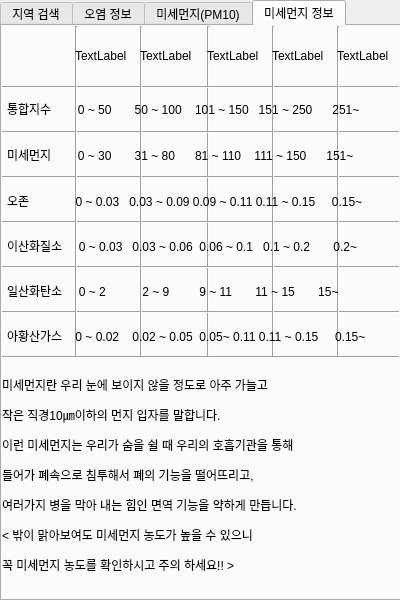
First picture: the form in ui to py Convert/convert.ui, repository WindowsHyun/PythonTermProject, before the edit.
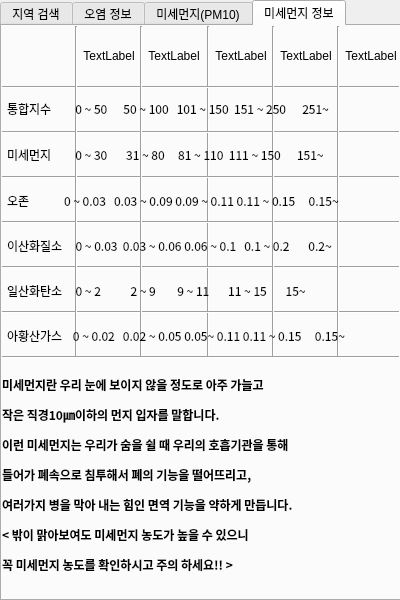
Second picture: the form after the edit. The open tabs and pages were chosen to show the change.

Diff of the .ui file:
```diff
--- a/ui to py Convert/convert.ui
+++ b/ui to py Convert/convert.ui
@@ -1262,8 +1262,15 @@
        <height>30</height>
       </rect>
      </property>
+     <property name="font">
+      <font>
+       <family>함초롬바탕</family>
+       <weight>50</weight>
+       <bold>false</bold>
+      </font>
+     </property>
      <property name="text">
-      <string>통합지수        0 ~ 50       50 ~ 100    101 ~ 150   151 ~ 250      251~</string>
+      <string>통합지수         0 ~ 50      50 ~ 100   101 ~ 150  151 ~ 250      251~</string>
      </property>
     </widget>
     <widget class="QLabel" name="label_2">
@@ -1275,8 +1282,15 @@
        <height>30</height>
       </rect>
      </property>
+     <property name="font">
+      <font>
+       <family>함초롬바탕</family>
+       <weight>50</weight>
+       <bold>false</bold>
+      </font>
+     </property>
      <property name="text">
-      <string>미세먼지        0 ~ 30       31 ~ 80      81 ~ 110    111 ~ 150      151~</string>
+      <string>미세먼지         0 ~ 30       31 ~ 80     81 ~ 110  111 ~ 150      151~</string>
      </property>
     </widget>
     <widget class="QLabel" name="label_5">
@@ -1288,8 +1302,15 @@
        <height>30</height>
       </rect>
      </property>
+     <property name="font">
+      <font>
+       <family>함초롬바탕</family>
+       <weight>50</weight>
+       <bold>false</bold>
+      </font>
+     </property>
      <property name="text">
-      <string>오존              0 ~ 0.03   0.03 ~ 0.09 0.09 ~ 0.11 0.11 ~ 0.15     0.15~</string>
+      <string>오존             0 ~ 0.03   0.03 ~ 0.09 0.09 ~ 0.11 0.11 ~ 0.15     0.15~</string>
      </property>
     </widget>
     <widget class="QLabel" name="label_6">
@@ -1301,8 +1322,15 @@
        <height>30</height>
       </rect>
      </property>
+     <property name="font">
+      <font>
+       <family>함초롬바탕</family>
+       <weight>50</weight>
+       <bold>false</bold>
+      </font>
+     </property>
      <property name="text">
-      <string>이산화질소     0 ~ 0.03   0.03 ~ 0.06  0.06 ~ 0.1   0.1 ~ 0.2       0.2~</string>
+      <string>이산화질소     0 ~ 0.03  0.03 ~ 0.06 0.06 ~ 0.1   0.1 ~ 0.2       0.2~</string>
      </property>
     </widget>
     <widget class="QLabel" name="label_8">
@@ -1314,8 +1342,15 @@
        <height>30</height>
       </rect>
      </property>
+     <property name="font">
+      <font>
+       <family>함초롬바탕</family>
+       <weight>50</weight>
+       <bold>false</bold>
+      </font>
+     </property>
      <property name="text">
-      <string>일산화탄소     0 ~ 2           2 ~ 9         9 ~ 11       11 ~ 15       15~</string>
+      <string>일산화탄소     0 ~ 2           2 ~ 9        9 ~ 11       11 ~ 15       15~</string>
      </property>
     </widget>
     <widget class="QLabel" name="label_9">
@@ -1327,8 +1362,15 @@
        <height>30</height>
       </rect>
      </property>
+     <property name="font">
+      <font>
+       <family>함초롬바탕</family>
+       <weight>50</weight>
+       <bold>false</bold>
+      </font>
+     </property>
      <property name="text">
-      <string>아황산가스    0 ~ 0.02    0.02 ~ 0.05  0.05~ 0.11 0.11 ~ 0.15     0.15~</string>
+      <string>아황산가스    0 ~ 0.02   0.02 ~ 0.05 0.05~ 0.11 0.11 ~ 0.15     0.15~</string>
      </property>
     </widget>
     <widget class="QLabel" name="tableEmo1">
@@ -1336,7 +1378,7 @@
       <rect>
        <x>73</x>
        <y>0</y>
-       <width>60</width>
+       <width>68</width>
        <height>60</height>
       </rect>
      </property>
@@ -1352,6 +1394,9 @@
      <property name="text">
       <string>TextLabel</string>
      </property>
+     <property name="alignment">
+      <set>Qt::AlignCenter</set>
+     </property>
     </widget>
     <widget class="QLabel" name="tableEmo2">
      <property name="geometry">
@@ -1371,6 +1416,9 @@
      <property name="text">
       <string>TextLabel</string>
      </property>
+     <property name="alignment">
+      <set>Qt::AlignCenter</set>
+     </property>
     </widget>
     <widget class="QLabel" name="tableEmo3">
      <property name="geometry">
@@ -1390,6 +1438,9 @@
      <property name="text">
       <string>TextLabel</string>
      </property>
+     <property name="alignment">
+      <set>Qt::AlignCenter</set>
+     </property>
     </widget>
     <widget class="QLabel" name="tableEmo4">
      <property name="geometry">
@@ -1409,6 +1460,9 @@
      <property name="text">
       <string>TextLabel</string>
      </property>
+     <property name="alignment">
+      <set>Qt::AlignCenter</set>
+     </property>
     </widget>
     <widget class="QLabel" name="tableEmo5">
      <property name="geometry">
@@ -1428,6 +1482,9 @@
      <property name="text">
       <string>TextLabel</string>
      </property>
+     <property name="alignment">
+      <set>Qt::AlignCenter</set>
+     </property>
     </widget>
     <widget class="QLabel" name="label_10">
      <property name="geometry">
@@ -1438,6 +1495,13 @@
        <height>201</height>
       </rect>
      </property>
+     <property name="font">
+      <font>
+       <family>함초롬바탕</family>
+       <weight>75</weight>
+       <bold>true</bold>
+      </font>
+     </property>
      <property name="lineWidth">
       <number>0</number>
      </property>
```
Left out of the diff: 94 changed lines with no effect on the pictures.
